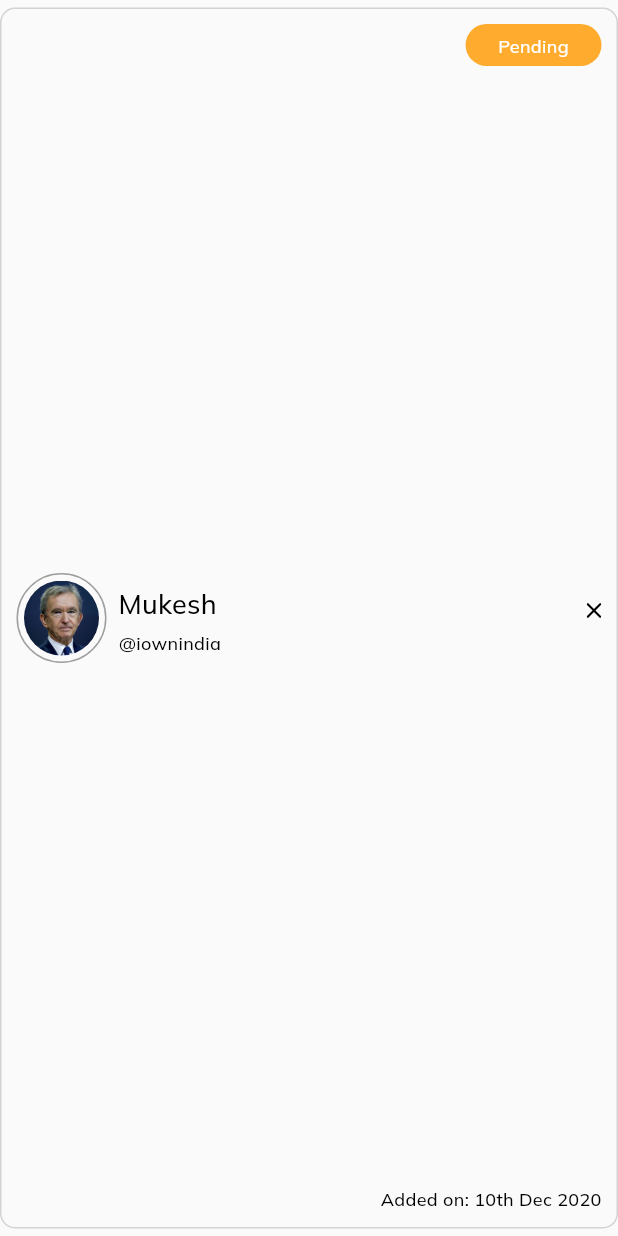
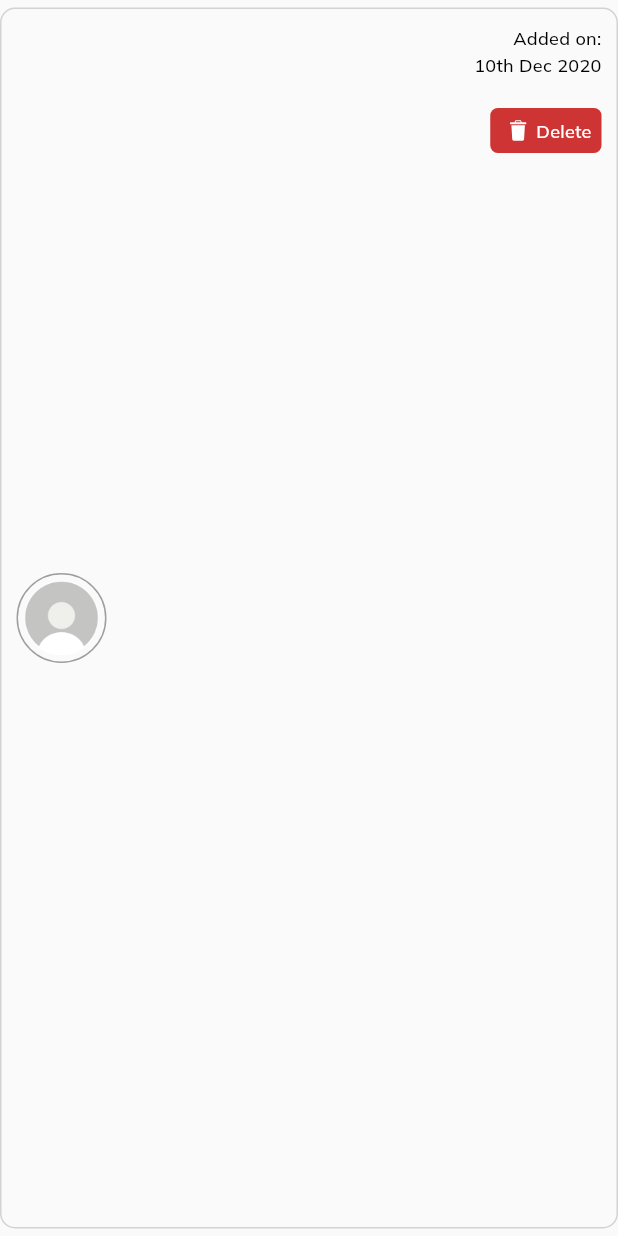
Before and after one commit to arpandaze/AaryaPay, a Flutter app: the FavouritesCard widget shown alone on an empty page, opened directly, on a phone screen of 412 x 824 dp. Run offline on Flutter 3.47's test engine with Material 2 defaults, Android fonts, the phone set to English and light mode, and no system bars; our stand-ins replace email_validator, equatable, flutter_bloc, flutter_secure_storage, flutter_svg, font_awesome_flutter and 5 more; missing offline and left inert: cryptography, dart:ffi, qr_code_scanner; accounts and stored records are empty; project files that could hold a hidden picture were left out.

Commit message:
chore: "fixed favorites delete button"

```diff
--- a/frontend/lib/components/CustomActionButton.dart
+++ b/frontend/lib/components/CustomActionButton.dart
@@ -1,17 +1,18 @@
 import 'package:flutter/material.dart';
 
 class CustomActionButton extends StatelessWidget {
-  const CustomActionButton(
-      {Key? key,
+  const CustomActionButton({
+    Key? key,
     this.label,
+    this.textTheme,
     this.onClick,
     this.width,
     this.height,
     this.borderRadius,
     this.actionLogo,
+    this.color,
     this.margin,
-  })
-      : super(key: key);
+  }) : super(key: key);
   final String? label;
   final Function()? onClick;
   final double? width;
@@ -19,6 +20,9 @@ class CustomActionButton extends StatelessWidget {
   final double? borderRadius;
   final double? margin;
   final Widget? actionLogo;
+  final TextStyle? textTheme;
+  final Color? color;
+
   @override
   Widget build(BuildContext context) {
     Size size = MediaQuery.of(context).size;
@@ -30,7 +34,7 @@ class CustomActionButton extends StatelessWidget {
         alignment: Alignment.center,
         height: height ?? 50,
         decoration: BoxDecoration(
-            color: Theme.of(context).colorScheme.primary,
+            color: color ?? Theme.of(context).colorScheme.primary,
             borderRadius:
                 BorderRadius.all(Radius.circular(borderRadius ?? 50))),
         child: Row(
@@ -39,8 +43,9 @@ class CustomActionButton extends StatelessWidget {
             actionLogo ?? Container(),
             Text(
               label ?? "LOGIN",
-              style: Theme.of(context).textTheme.titleLarge!.merge(
-                  TextStyle(color: Theme.of(context).colorScheme.background)),
+              style: textTheme ??
+                  Theme.of(context).textTheme.titleLarge!.merge(TextStyle(
+                      color: Theme.of(context).colorScheme.background)),
             ),
           ],
         ),
--- a/frontend/lib/constants.dart
+++ b/frontend/lib/constants.dart
@@ -1,4 +1,4 @@
-const backendBase = "http://192.168.1.70:8080/v1";
+const backendBase = "http://192.168.1.64:8080/v1";
 
 enum AuthenticationStatus {
   loggedIn,
--- a/frontend/lib/screens/Settings/Favourites/favourites_card.dart
+++ b/frontend/lib/screens/Settings/Favourites/favourites_card.dart
@@ -1,4 +1,6 @@
+import 'package:aaryapay/components/CustomActionButton.dart';
 import 'package:aaryapay/components/CustomCircularAvatar.dart';
+import 'package:aaryapay/components/CustomFavoritesAvatar.dart';
 import 'package:flutter/material.dart';
 import 'package:flutter_bloc/flutter_bloc.dart';
 import 'package:flutter_svg/svg.dart';
@@ -31,97 +33,92 @@ class FavouritesCard extends StatelessWidget {
       decoration: BoxDecoration(
           border: Border.all(color: const Color.fromARGB(40, 0, 0, 0)),
           borderRadius: BorderRadius.circular(10)),
-      child: Row(
+      child: LayoutBuilder(
+        builder: (ctx, constraints) {
+          return Row(
             mainAxisAlignment: MainAxisAlignment.spaceBetween,
             crossAxisAlignment: CrossAxisAlignment.center,
             children: [
-          Row(
-            mainAxisAlignment: MainAxisAlignment.spaceAround,
-            children: [
-              Container(
+              const CustomFavoritesAvatar(
                 width: 60,
-                height: 60,
-                alignment: Alignment.center,
-                decoration: BoxDecoration(
-                    border: Border.all(color: Colors.grey),
-                    shape: BoxShape.circle),
-                child: Container(
-                  width: 50,
-                  height: 50,
-                  decoration: const BoxDecoration(
-                    shape: BoxShape.circle,
-                    image: DecorationImage(
-                      fit: BoxFit.contain,
-                      image: AssetImage("assets/images/pfp.jpg"),
-                    ),
-                  ),
-                ),
+                imagesUrl: "assets/images/default-pfp.png",
               ),
               Container(
-                width: size.width * 0.3,
-                padding: EdgeInsets.symmetric(horizontal: 8, vertical: 10),
+                width: constraints.maxWidth * 0.55,
+                padding: const EdgeInsets.symmetric(vertical: 10),
                 child: Column(
                   mainAxisAlignment: MainAxisAlignment.center,
                   crossAxisAlignment: CrossAxisAlignment.start,
                   children: [
                     Padding(
-                      padding: EdgeInsets.symmetric(vertical: 5),
-                      child:
-                          Text(name ?? "Mukesh", style: textTheme.titleMedium),
+                      padding: const EdgeInsets.symmetric(vertical: 5),
+                      child: Text(name ?? "", style: textTheme.titleMedium),
                     ),
                     Text(
-                      userTag ?? "@iownindia",
+                      userTag ?? "",
                       style: textTheme.bodyMedium,
                     )
                   ],
                 ),
               ),
-            ],
-          ),
               Column(
-            mainAxisAlignment: MainAxisAlignment.spaceBetween,
-            crossAxisAlignment: CrossAxisAlignment.end,
-            children: [
-              Container(
-                  width: size.width * 0.22,
-                  padding: const EdgeInsets.all(5),
-                  decoration: BoxDecoration(
-                      color: colorScheme.secondary,
-                      borderRadius: BorderRadius.circular(15)),
-                  child: Text(
-                    "Pending",
-                    textAlign: TextAlign.center,
-                    style: textTheme.bodyMedium!.merge(
-                      TextStyle(color: colorScheme.background),
-                    ),
-                  )),
-              GestureDetector(
-                  onTap: onRemove,
-                  child: SvgPicture.asset(
-                    "assets/icons/close.svg",
-                    width: 10,
-                    height: 10,
-                  )),
-              Padding(
-                padding: EdgeInsets.only(top: 20),
-                child: Row(
-                  mainAxisAlignment: MainAxisAlignment.spaceAround,
                 crossAxisAlignment: CrossAxisAlignment.end,
                 children: [
                   Text(
                     "Added on: ",
+                    textAlign: TextAlign.right,
                     style: textTheme.bodyMedium,
                   ),
                   Text(
                     dateAdded ?? "10th Dec 2020",
                     style: textTheme.bodyMedium,
-                    )
-                  ],
                   ),
-              )
+                  Padding(
+                    padding: const EdgeInsets.only(top: 20),
+                    child: GestureDetector(
+                      onTap: onRemove,
+                      child: CustomActionButton(
+                        width: size.width * 0.18,
+                        color: Theme.of(context).colorScheme.onSurface,
+                        height: 30,
+                        textTheme: Theme.of(context)
+                            .textTheme
+                            .bodyMedium!
+                            .merge(
+                              TextStyle(
+                                  color:
+                                      Theme.of(context).colorScheme.background),
+                            ),
+                        actionLogo: Padding(
+                          padding: const EdgeInsets.all(5.0),
+                          child: SvgPicture.asset(
+                            "assets/icons/trash.svg",
+                            width: 14,
+                            height: 14,
+                            colorFilter: ColorFilter.mode(
+                                Theme.of(context).colorScheme.background,
+                                BlendMode.srcIn),
+                          ),
+                        ),
+                        borderRadius: 5,
+                        label: "Delete",
+                      ),
+
+                      // child: SvgPicture.asset(
+                      //   "assets/icons/close.svg",
+                      //   width: 12,
+                      //   height: 12,
+                      //   colorFilter: ColorFilter.mode(
+                      //       Theme.of(context).colorScheme.onSurface,
+                      //       BlendMode.srcIn),
+                      // ),
+                    ),
+                  ),
                 ],
               )
             ],
+          );
+        },
       ),
     );
   }
--- a/frontend/lib/screens/Settings/Favourites/favourites_screen.dart
+++ b/frontend/lib/screens/Settings/Favourites/favourites_screen.dart
@@ -8,6 +8,7 @@ import 'package:aaryapay/screens/Settings/components/settings_wrapper.dart';
 import 'package:flutter/material.dart';
 import 'package:flutter_svg/svg.dart';
 import 'package:flutter_bloc/flutter_bloc.dart';
+import 'package:intl/intl.dart';
 
 class FavouritesModal {
   final AssetImage? imageSrc;
@@ -52,7 +53,7 @@ class FavouritesScreen extends StatelessWidget {
               child: Padding(
                 padding: const EdgeInsets.symmetric(horizontal: 20),
                 child: Column(
-                  crossAxisAlignment: CrossAxisAlignment.center,
+                  crossAxisAlignment: CrossAxisAlignment.start,
                   mainAxisAlignment: MainAxisAlignment.spaceEvenly,
                   children: [
                     Padding(
@@ -63,7 +64,7 @@ class FavouritesScreen extends StatelessWidget {
                       ),
                     ),
                     Padding(
-                      padding: EdgeInsets.symmetric(vertical: 10.0),
+                      padding: const EdgeInsets.symmetric(vertical: 10.0),
                       child: CustomTextField(
                         outlined: true,
                         placeHolder: "Enter example@example.com",
@@ -73,8 +74,6 @@ class FavouritesScreen extends StatelessWidget {
                       ),
                     ),
                     Center(
-                      child: Padding(
-                        padding: const EdgeInsets.symmetric(vertical: 20),
                       child: CustomActionButton(
                         width: size.width * 0.70,
                         borderRadius: 10,
@@ -82,7 +81,6 @@ class FavouritesScreen extends StatelessWidget {
                         onClick: () => context
                             .read<FavouritesBloc>()
                             .add(AddButtonClicked()),
-                        ),
                       ),
                     ),
                     Padding(
@@ -95,17 +93,23 @@ class FavouritesScreen extends StatelessWidget {
                     if (state.isLoaded)
                       ...state.favouritesList!
                           .map((item) => FavouritesCard(
-                                imageSrc: AssetImage("assets/images/pfp.jpg"),
+                              imageSrc:
+                                  const AssetImage("assets/images/pfp.jpg"),
                                 name: item['first_name'],
                                 userTag: item['email'],
-                                dateAdded: DateTime.parse(item['date_added'])
-                                    .toString()
-                                    .substring(0, 10),
-                                onRemove: ()=> context.read<FavouritesBloc>().add(RemoveEvent(email: item['email'])),
-                              ))
+                              dateAdded: DateFormat.yMMMd().format(
+                                DateTime.parse(
+                                  item["date_added"],
+                                ),
+                              ),
+                              onRemove: () => context
+                                  .read<FavouritesBloc>()
+                                  .add(RemoveEvent(email: item['email'])),
+                            ),
+                          )
                           .toList()
                     else
-                      Container(child: Text("No favorites"),),
+                      const Text("No favorites"),
                   ],
                 ),
               ),
```
Also changed, not shown: frontend/assets/icons/trash.svg (added). Lines whose indentation alone changed are shown as unchanged.
